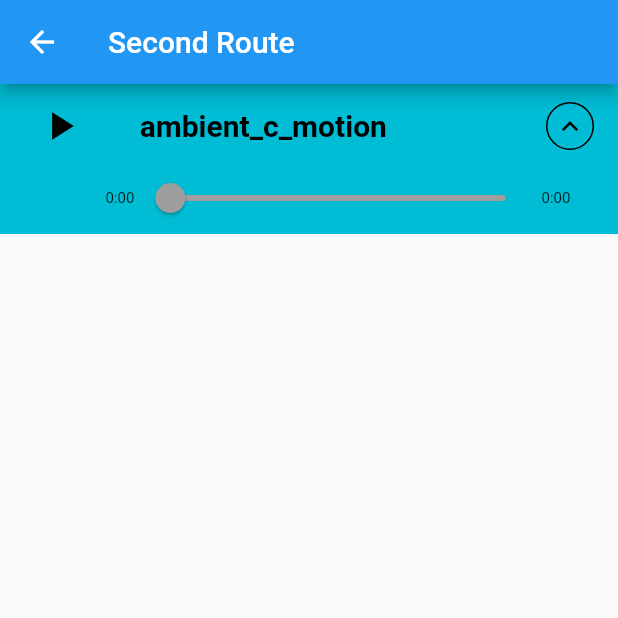
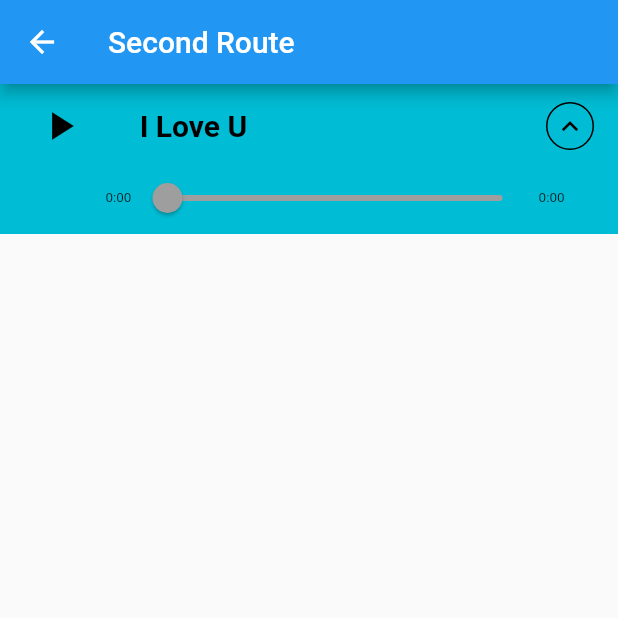
Before and after one commit to aliyazdi75/flutter_music, a Flutter app: the screen it shows after launch, after a tap on "Open route", on a phone screen of 412 x 824 dp, the top half of it. Run offline on Flutter 3.47's test engine with Material 2 defaults, Android fonts, the phone set to English and light mode, and no system bars; our stand-ins replace audioplayers; missing offline and left inert: media_notification.

Commit message:
edit music to I love U by Billie :) and fix some bugs

```diff
--- a/lib/SecondRoute.dart
+++ b/lib/SecondRoute.dart
@@ -6,7 +6,7 @@ import 'package:media_notification/media_notification.dart';
 
 import 'global.dart';
 
-const kUrl1 = 'https://luan.xyz/files/audio/ambient_c_motion.mp3';
+const kUrl1 = 'http://dl.baritm-music.ir/dl/mp3s/Billie-Eilish-I-love-you.mp3';
 
 class SecondRoute extends StatefulWidget {
   @override
@@ -14,7 +14,7 @@ class SecondRoute extends StatefulWidget {
 }
 
 class _SecondRouteState extends State<SecondRoute> {
-  Global _musicPlayer = Global(url: kUrl1, title: 'ambient_c_motion');
+  Global _musicPlayer = Global(url: kUrl1, title: 'I Love U');
 
   StreamSubscription _positionSubscription;
   StreamSubscription _durationSubscription;
@@ -158,16 +158,18 @@ class _SecondRouteState extends State<SecondRoute> {
                     child: !_musicPlayer.isStopped || _musicPlayer.hasPosition
                         ? new Text(
                             '${_musicPlayer.positionText ?? '0:00'}',
-                            style: new TextStyle(fontSize: 10.0),
+                            style: new TextStyle(fontSize: 9.0),
                           )
                         : new Text(
                             '0:00',
-                            style: new TextStyle(fontSize: 10.0),
+                            style: new TextStyle(fontSize: 9.0),
                           ),
                   ),
                   Flexible(
                     flex: 10,
-                    child: _musicPlayer.isStopped || !_musicPlayer.hasPosition
+                    child: _musicPlayer.isStopped ||
+                            !_musicPlayer.hasPosition ||
+                            !_musicPlayer.hasDuration
                         ? Slider(
                             value: 0,
                             onChanged: (double value) => null,
@@ -210,11 +212,11 @@ class _SecondRouteState extends State<SecondRoute> {
                     child: _musicPlayer.hasDuration
                         ? new Text(
                             '${_musicPlayer.durationText ?? '0:00'}',
-                            style: new TextStyle(fontSize: 10.0),
+                            style: new TextStyle(fontSize: 9.0),
                           )
                         : new Text(
                             '0:00',
-                            style: new TextStyle(fontSize: 10.0),
+                            style: new TextStyle(fontSize: 9.0),
                           ),
                   ),
                 ],
--- a/lib/main.dart
+++ b/lib/main.dart
@@ -5,8 +5,6 @@ import 'global.dart';
 import 'music_player_panel.dart';
 
 typedef void OnError(Exception exception);
-
-const kUrl1 = 'https://luan.xyz/files/audio/ambient_c_motion.mp3';
 
 void main() {
   runApp(new MaterialApp(home: new SoundApp()));
--- a/lib/music_player.dart
+++ b/lib/music_player.dart
@@ -86,6 +86,7 @@ class MusicPlayer {
       return;
     }
     playerState = PlayerState.stopped;
+    stopMusic();
   }
 
   void invertSeekingState() {
@@ -98,9 +99,20 @@ class MusicPlayer {
     int hours = duration.inHours;
     int minutes = duration.inMinutes - hours * 60;
     int seconds = duration.inSeconds - minutes * 60 - hours * 3600;
-    if (hours > 0) time += hours.toString() + ':';
-    time += minutes.toString() + ':';
-    time += seconds.toString();
+    if (hours > 0) {
+      if (hours < 10)
+        time += '0' + hours.toString() + ':';
+      else
+        time += hours.toString() + ':';
+    }
+    if (minutes < 10)
+      time += '0' + minutes.toString() + ':';
+    else
+      time += minutes.toString();
+    if (seconds < 10)
+      time += '0' + seconds.toString();
+    else
+      time += seconds.toString();
     return time;
   }
 
```
Also changed, not shown: lib/music_player_panel.dart (+6 -5 lines), 2 other files.
